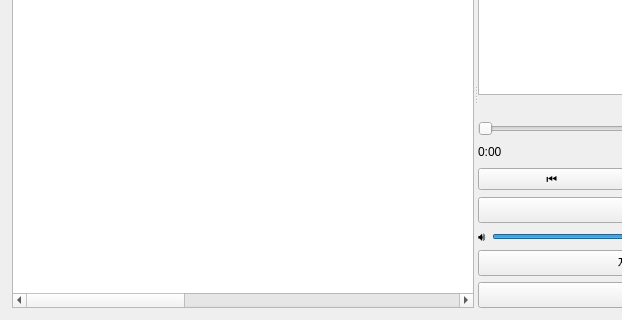
Above: src/main_window.ui from musiren/mp3-archive before the change; both pictures show x 0 to 622 and y 360 to 680 of the 1100 by 680 pixel window. Below: the same form after it.
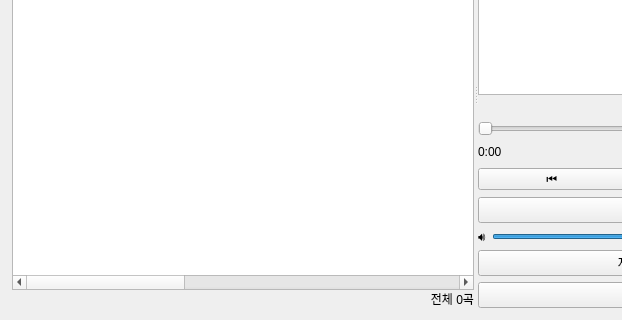
That is the form after the change.

Commit message:
feat: show song count below the table
Add count_label below the MP3 table to display the number of songs.
Shows "전체 N곡" normally, and "검색 결과: N곡 / 전체 M곡" during search.

```diff
--- a/src/main_window.ui
+++ b/src/main_window.ui
@@ -347,6 +347,16 @@
            </column>
           </widget>
          </item>
+         <item>
+          <widget class="QLabel" name="count_label">
+           <property name="text">
+            <string>전체 0곡</string>
+           </property>
+           <property name="alignment">
+            <set>Qt::AlignRight|Qt::AlignVCenter</set>
+           </property>
+          </widget>
+         </item>
         </layout>
        </widget>
        <!-- Page 1: Path tree -->
```
The commit also changes 3 other files.
